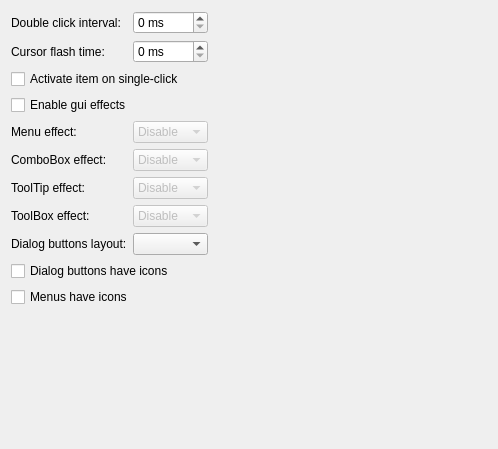
The window that src/qt5ct/interfacepage.ui (desktop-app/qt5ct) describes before a commit, drawn with Qt 5.
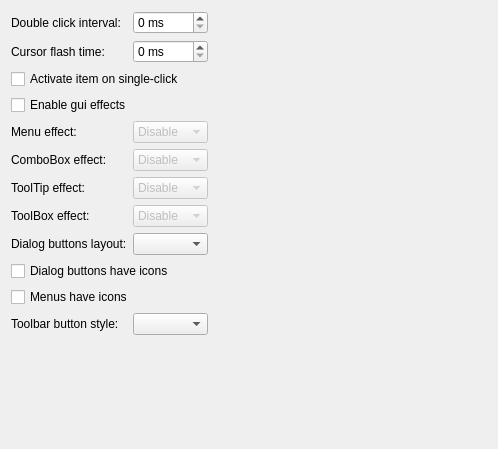
The same window after the commit.

Commit message: added option 'toolbar button style'

```diff
--- a/src/qt5ct/interfacepage.ui
+++ b/src/qt5ct/interfacepage.ui
@@ -213,6 +213,16 @@
        </property>
       </widget>
      </item>
+     <item row="11" column="0">
+      <widget class="QLabel" name="label_8">
+       <property name="text">
+        <string>Toolbar button style:</string>
+       </property>
+      </widget>
+     </item>
+     <item row="11" column="1">
+      <widget class="QComboBox" name="toolButtonStyleComboBox"/>
+     </item>
     </layout>
    </item>
    <item row="0" column="1">
```
The commit also changes 3 other files.
